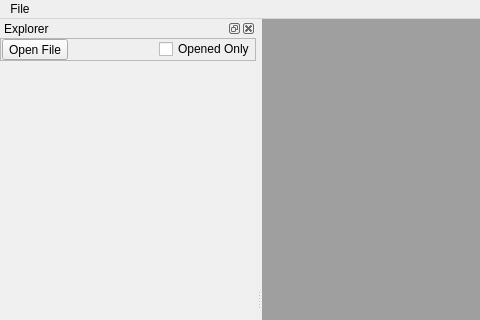
ukyouz/Visual-Studio-Debug-Tools, file view/BinView.ui: the form before one commit; both pictures show x 0 to 480 and y 0 to 320 of the 800 by 600 pixel window.
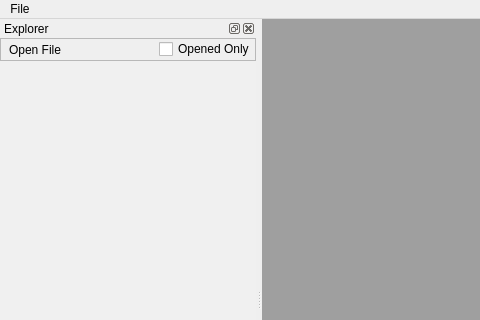
The form after the commit. Icons and pictures are not drawn.

What changed in the file:
```diff
--- a/view/BinView.ui
+++ b/view/BinView.ui
@@ -102,6 +102,22 @@
           <property name="text">
            <string>Open File</string>
           </property>
+          <property name="icon">
+           <iconset resource="resource.qrc">
+            <normaloff>:/action/images/vscode/new-file.svg</normaloff>:/action/images/vscode/new-file.svg</iconset>
+          </property>
+          <property name="iconSize">
+           <size>
+            <width>14</width>
+            <height>14</height>
+           </size>
+          </property>
+          <property name="shortcut">
+           <string>Ctrl+S, Ctrl+R</string>
+          </property>
+          <property name="autoRaise">
+           <bool>true</bool>
+          </property>
          </widget>
         </item>
         <item>
```
Left out of the diff: 4 changed lines with no effect on the pictures.
